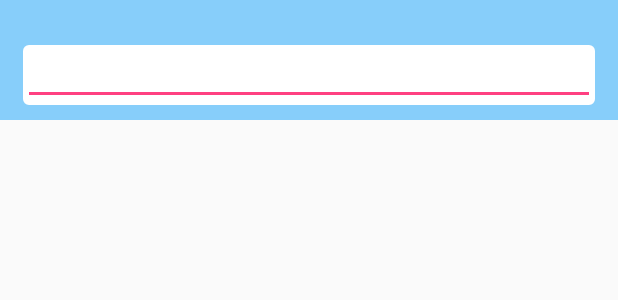
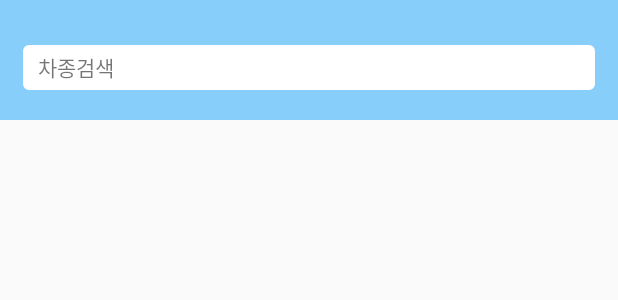
Before and after one commit to kiyoung-Lee/prnd_task, an Android app: the layout activity_main.xml on its own in the app's theme, with its tools: preview values and no code run, on a phone screen of 412 x 824 dp. Shown: the top 300 px of the screen. Run offline under Robolectric (Android 15) with nearby library versions, the phone set to English and light mode, and no system bars; network calls fail.

Commit message:
modify layout

```diff
--- a/app/src/main/res/layout/activity_main.xml
+++ b/app/src/main/res/layout/activity_main.xml
@@ -21,9 +21,12 @@
             android:layout_marginTop="30dp"
             android:background="@drawable/border_round_rect_white">
 
-            <EditText
-                android:layout_width="match_parent"
-                android:layout_height="wrap_content"
+            <TextView
+                android:layout_width="wrap_content"
+                android:layout_height="30dp"
+                android:text="차종검색"
+                android:layout_marginLeft="10dp"
+                android:gravity="center"
                 />
 
         </LinearLayout>
```
